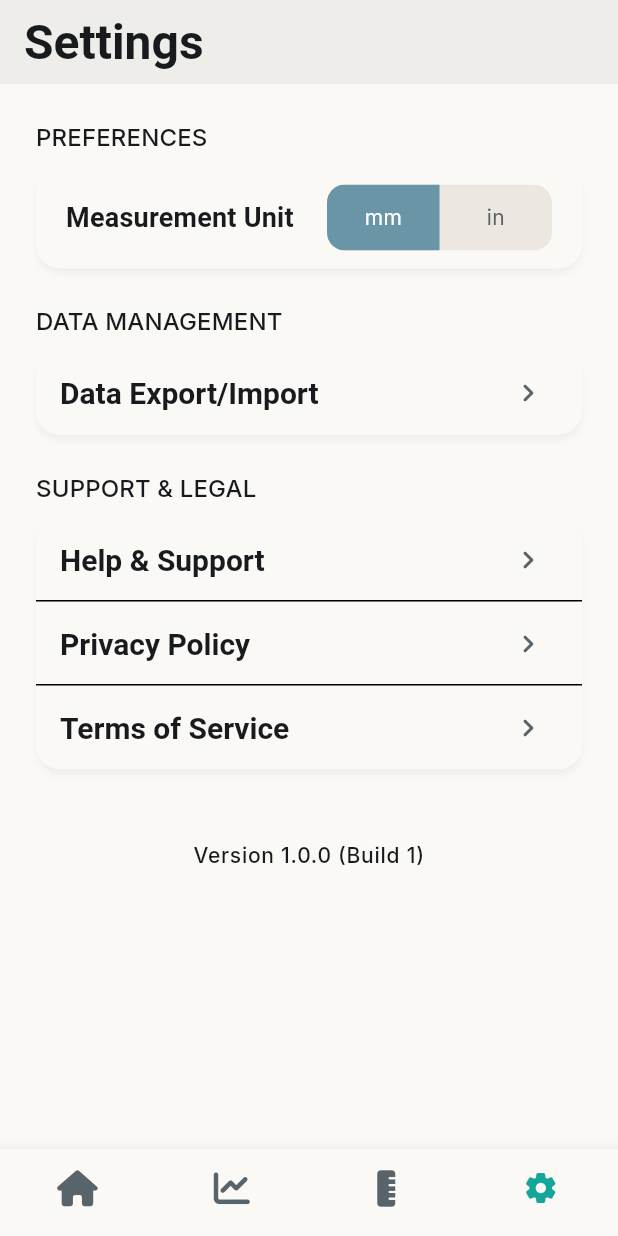
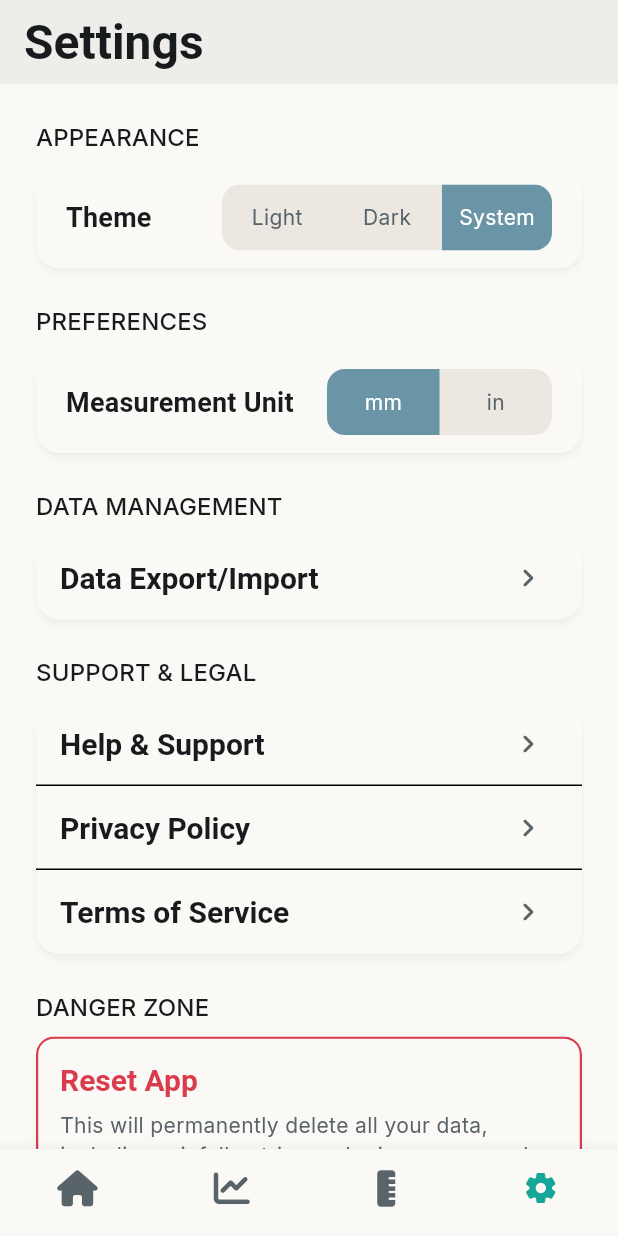
Before and after one commit to the-user-created/RainVu, a Flutter app: the screen it shows after launch, item 4 of the bottom bar chosen, on a phone screen of 412 x 824 dp. Run offline on Flutter 3.47's test engine with Material 3 defaults, Android fonts, the phone set to English and light mode, and no system bars; our stand-ins replace csv, dotted_border, drift, file_picker, firebase_core, firebase_crashlytics and 11 more; missing offline and left inert: sqlite3; accounts and stored records are empty; generated files the repository leaves out were written again; Roboto replaces fonts that are missing (Readex Pro); statements that could not run were skipped; project files that could hold a hidden picture were left out.

Commit message:
feat: add app reset functionality and theme mode settings to preferences

```diff
--- a/lib/core/data/local/app_database.dart
+++ b/lib/core/data/local/app_database.dart
@@ -18,6 +18,12 @@ class AppDatabase extends _$AppDatabase {
 
   @override
   int get schemaVersion => 1;
+
+  Future<void> deleteAllData() => transaction(() async {
+    for (final TableInfo<Table, Object?> table in allTables) {
+      await delete(table).go();
+    }
+  });
 }
 
 @Riverpod(keepAlive: true)
--- a/lib/core/ui/theme_provider.dart
+++ b/lib/core/ui/theme_provider.dart
@@ -1,37 +1,32 @@
 import "package:flutter/material.dart";
-import "package:rain_wise/core/data/local/shared_prefs.dart";
+import "package:rain_wise/features/settings/application/preferences_provider.dart";
+import "package:rain_wise/features/settings/domain/user_preferences.dart";
 import "package:riverpod_annotation/riverpod_annotation.dart";
-import "package:shared_preferences/shared_preferences.dart";
 
 part "theme_provider.g.dart";
 
-const _themeModeKey = "theme_mode";
+@riverpod
+ThemeMode themeMode(final Ref ref) {
+  final AsyncValue<UserPreferences> userPreferences = ref.watch(
+    userPreferencesProvider,
+  );
 
-/// Notifier for managing and persisting the app's theme mode.
-@riverpod
-class ThemeModeNotifier extends _$ThemeModeNotifier {
-  late SharedPreferences _prefs;
-
-  @override
-  ThemeMode build() => ref.watch(sharedPreferencesProvider).when(
-        data: (final prefs) {
-          _prefs = prefs;
-          final String? themeModeString = _prefs.getString(_themeModeKey);
-          return ThemeMode.values.firstWhere(
-            (final e) => e.toString() == themeModeString,
-            orElse: () => ThemeMode.system,
-          );
-        },
-        loading: () => ThemeMode.system,
-        error: (final error, final stack) {
-          debugPrint("Error loading theme mode: $error");
+  return userPreferences.when(
+    data: (final prefs) {
+      switch (prefs.themeMode) {
+        case AppThemeMode.light:
+          return ThemeMode.light;
+        case AppThemeMode.dark:
+          return ThemeMode.dark;
+        case AppThemeMode.system:
           return ThemeMode.system;
-        },
-      );
-
-  /// Sets the theme mode and persists it to SharedPreferences.
-  Future<void> setThemeMode(final ThemeMode mode) async {
-    await _prefs.setString(_themeModeKey, mode.toString());
-    state = mode;
-  }
+      }
+    },
+    // Provide a default theme mode during loading or on error
+    loading: () => ThemeMode.system,
+    error: (final err, final stack) {
+      debugPrint("Error loading theme preference: $err");
+      return ThemeMode.system;
+    },
+  );
 }
--- a/lib/features/settings/application/preferences_provider.dart
+++ b/lib/features/settings/application/preferences_provider.dart
@@ -26,4 +26,9 @@ class UserPreferencesNotifier extends _$UserPreferencesNotifier {
     final UserPreferences currentState = await future;
     await _updatePreferences(currentState.copyWith(measurementUnit: unit));
   }
+
+  Future<void> setThemeMode(final AppThemeMode mode) async {
+    final UserPreferences currentState = await future;
+    await _updatePreferences(currentState.copyWith(themeMode: mode));
+  }
 }
--- a/lib/features/settings/domain/user_preferences.dart
+++ b/lib/features/settings/domain/user_preferences.dart
@@ -4,10 +4,9 @@ part "user_preferences.freezed.dart";
 
 part "user_preferences.g.dart";
 
-enum MeasurementUnit {
-  mm,
-  inch,
-}
+enum MeasurementUnit { mm, inch }
+
+enum AppThemeMode { light, dark, system }
 
 extension MeasurementUnitExtension on MeasurementUnit {
   String get name {
@@ -24,6 +23,7 @@ extension MeasurementUnitExtension on MeasurementUnit {
 abstract class UserPreferences with _$UserPreferences {
   const factory UserPreferences({
     @Default(MeasurementUnit.mm) final MeasurementUnit measurementUnit,
+    @Default(AppThemeMode.system) final AppThemeMode themeMode,
   }) = _UserPreferences;
 
   factory UserPreferences.fromJson(final Map<String, dynamic> json) =>
--- a/lib/features/settings/presentation/screens/settings_screen.dart
+++ b/lib/features/settings/presentation/screens/settings_screen.dart
@@ -2,18 +2,77 @@ import "package:flutter/material.dart";
 import "package:flutter_riverpod/flutter_riverpod.dart";
 import "package:rain_wise/common/domain/coming_soon_args.dart";
 import "package:rain_wise/core/navigation/app_router.dart";
+import "package:rain_wise/features/settings/application/app_reset_provider.dart";
 import "package:rain_wise/features/settings/application/preferences_provider.dart";
 import "package:rain_wise/features/settings/domain/user_preferences.dart";
 import "package:rain_wise/features/settings/presentation/widgets/app_info_footer.dart";
+import "package:rain_wise/features/settings/presentation/widgets/danger_zone_card.dart";
 import "package:rain_wise/features/settings/presentation/widgets/settings_card.dart";
 import "package:rain_wise/features/settings/presentation/widgets/settings_list_tile.dart";
 import "package:rain_wise/features/settings/presentation/widgets/settings_section_header.dart";
 import "package:rain_wise/l10n/app_localizations.dart";
+import "package:rain_wise/shared/utils/ui_helpers.dart";
+import "package:rain_wise/shared/widgets/buttons/app_button.dart";
 import "package:rain_wise/shared/widgets/forms/app_segmented_control.dart";
 
 /// The main settings screen, composed of smaller, reusable widgets.
 class SettingsScreen extends ConsumerWidget {
   const SettingsScreen({super.key});
+
+  Widget _buildThemeSetting(
+    final BuildContext context,
+    final WidgetRef ref,
+    final AppLocalizations l10n,
+  ) {
+    final ThemeData theme = Theme.of(context);
+    final AsyncValue<UserPreferences> userPreferences = ref.watch(
+      userPreferencesProvider,
+    );
+
+    return userPreferences.when(
+      loading: () => const ListTile(title: Text("Loading...")),
+      error: (final err, final stack) => ListTile(title: Text("Error: $err")),
+      data: (final preferences) => Padding(
+        padding: const EdgeInsets.symmetric(horizontal: 20, vertical: 12),
+        child: Row(
+          mainAxisAlignment: MainAxisAlignment.spaceBetween,
+          children: [
+            Expanded(
+              child: Text(
+                l10n.settingsAppearanceTheme,
+                style: theme.textTheme.titleMedium,
+              ),
+            ),
+            SizedBox(
+              width: 220,
+              child: AppSegmentedControl<AppThemeMode>(
+                selectedValue: preferences.themeMode,
+                onSelectionChanged: (final value) {
+                  ref
+                      .read(userPreferencesProvider.notifier)
+                      .setThemeMode(value);
+                },
+                segments: [
+                  SegmentOption(
+                    value: AppThemeMode.light,
+                    label: Text(l10n.settingsThemeLight),
+                  ),
+                  SegmentOption(
+                    value: AppThemeMode.dark,
+                    label: Text(l10n.settingsThemeDark),
+                  ),
+                  SegmentOption(
+                    value: AppThemeMode.system,
+                    label: Text(l10n.settingsThemeSystem),
+                  ),
+                ],
+              ),
+            ),
+          ],
+        ),
+      ),
+    );
+  }
 
   Widget _buildMeasurementUnitSetting(
     final BuildContext context,
@@ -21,8 +80,9 @@ class SettingsScreen extends ConsumerWidget {
     final AppLocalizations l10n,
   ) {
     final ThemeData theme = Theme.of(context);
-    final AsyncValue<UserPreferences> userPreferences =
-        ref.watch(userPreferencesProvider);
+    final AsyncValue<UserPreferences> userPreferences = ref.watch(
+      userPreferencesProvider,
+    );
 
     return userPreferences.when(
       loading: () => const ListTile(title: Text("Loading...")),
@@ -65,6 +125,34 @@ class SettingsScreen extends ConsumerWidget {
     );
   }
 
+  Future<void> _showResetConfirmationDialog(
+    final BuildContext context,
+    final WidgetRef ref,
+  ) async {
+    final AppLocalizations l10n = AppLocalizations.of(context);
+
+    final bool? confirmed = await showDialog<bool>(
+      context: context,
+      builder: (final context) => const _ResetDialog(),
+    );
+
+    if (confirmed == true && context.mounted) {
+      try {
+        await ref.read(appResetServiceProvider.notifier).resetApp();
+
+        ref.invalidate(userPreferencesProvider);
+
+        if (context.mounted) {
+          showSnackbar(context, l10n.resetSuccessSnackbar);
+        }
+      } catch (e) {
+        if (context.mounted) {
+          showSnackbar(context, l10n.resetErrorSnackbar(e));
+        }
+      }
+    }
+  }
+
   @override
   Widget build(final BuildContext context, final WidgetRef ref) {
     final ThemeData theme = Theme.of(context);
@@ -79,12 +167,11 @@ class SettingsScreen extends ConsumerWidget {
       ),
       body: ListView(
         children: [
+          SettingsSectionHeader(title: l10n.settingsSectionAppearance),
+          SettingsCard(children: [_buildThemeSetting(context, ref, l10n)]),
           SettingsSectionHeader(title: l10n.settingsSectionPreferences),
-          // TODO: add theme mode (light/dark/system) setting
           SettingsCard(
-            children: [
-              _buildMeasurementUnitSetting(context, ref, l10n),
-            ],
+            children: [_buildMeasurementUnitSetting(context, ref, l10n)],
           ),
           SettingsSectionHeader(title: l10n.settingsSectionDataManagement),
           SettingsCard(
@@ -105,20 +192,20 @@ class SettingsScreen extends ConsumerWidget {
               SettingsListTile(
                 title: l10n.settingsSupportLegalPrivacyPolicy,
                 onTap: () => const ComingSoonRoute(
-                  $extra: ComingSoonScreenArgs(
-                    pageTitle: "Privacy Policy",
-                  ),
+                  $extra: ComingSoonScreenArgs(pageTitle: "Privacy Policy"),
                 ).push(context),
               ),
               SettingsListTile(
                 title: l10n.settingsSupportLegalTermsOfService,
                 onTap: () => const ComingSoonRoute(
-                  $extra: ComingSoonScreenArgs(
-                    pageTitle: "Terms of Service",
-                  ),
+                  $extra: ComingSoonScreenArgs(pageTitle: "Terms of Service"),
                 ).push(context),
               ),
             ],
+          ),
+          SettingsSectionHeader(title: l10n.settingsSectionDangerZone),
+          DangerZoneCard(
+            onReset: () => _showResetConfirmationDialog(context, ref),
           ),
           const AppInfoFooter(),
         ],
@@ -126,3 +213,70 @@ class SettingsScreen extends ConsumerWidget {
     );
   }
 }
+
+class _ResetDialog extends StatefulWidget {
+  const _ResetDialog();
+
+  @override
+  State<_ResetDialog> createState() => _ResetDialogState();
+}
+
+class _ResetDialogState extends State<_ResetDialog> {
+  final _confirmationController = TextEditingController();
+  bool _isButtonEnabled = false;
+
+  @override
+  void initState() {
+    super.initState();
+    _confirmationController.addListener(() {
+      final bool isEnabled = _confirmationController.text == "RESET";
+      if (isEnabled != _isButtonEnabled) {
+        setState(() => _isButtonEnabled = isEnabled);
+      }
+    });
+  }
+
+  @override
+  void dispose() {
+    _confirmationController.dispose();
+    super.dispose();
+  }
+
+  @override
+  Widget build(final BuildContext context) {
+    final AppLocalizations l10n = AppLocalizations.of(context);
+
+    return AlertDialog(
+      title: Text(l10n.resetDialogTitle),
+      content: SingleChildScrollView(
+        child: ListBody(
+          children: <Widget>[
+            Text(l10n.resetDialogContent),
+            const SizedBox(height: 16),
+            TextFormField(
+              controller: _confirmationController,
+              decoration: InputDecoration(
+                hintText: l10n.resetDialogTextFieldHint,
+              ),
+              autovalidateMode: AutovalidateMode.onUserInteraction,
+              validator: (final value) =>
+                  (value != null && value.isNotEmpty && value != "RESET")
+                  ? l10n.resetDialogValidationError
+                  : null,
+            ),
+          ],
+        ),
+      ),
+      actions: <Widget>[
+        AppButton(
+          style: AppButtonStyle.destructive,
+          onPressed: _isButtonEnabled
+              ? () => Navigator.of(context).pop(true)
+              : null,
+          label: l10n.resetDialogConfirmButton,
+          size: AppButtonSize.small,
+        ),
+      ],
+    );
+  }
+}
--- /dev/null
+++ b/lib/features/settings/presentation/widgets/danger_zone_card.dart
@@ -0,0 +1,62 @@
+import "package:flutter/material.dart";
+import "package:rain_wise/app_constants.dart";
+import "package:rain_wise/l10n/app_localizations.dart";
+import "package:rain_wise/shared/widgets/buttons/app_button.dart";
+
+class DangerZoneCard extends StatelessWidget {
+  const DangerZoneCard({required this.onReset, super.key});
+
+  final VoidCallback onReset;
+
+  @override
+  Widget build(final BuildContext context) {
+    final ThemeData theme = Theme.of(context);
+    final AppLocalizations l10n = AppLocalizations.of(context);
+
+    return Padding(
+      padding: const EdgeInsets.symmetric(
+        horizontal: AppConstants.horiEdgePadding,
+      ),
+      child: Card(
+        color: theme.colorScheme.surface,
+        shape: RoundedRectangleBorder(
+          borderRadius: BorderRadius.circular(12),
+          side: BorderSide(color: theme.colorScheme.error, width: 1.5),
+        ),
+        clipBehavior: Clip.antiAlias,
+        shadowColor: theme.cardTheme.shadowColor,
+        margin: EdgeInsets.zero,
+        child: Padding(
+          padding: const EdgeInsets.all(16),
+          child: Column(
+            crossAxisAlignment: CrossAxisAlignment.stretch,
+            children: [
+              Text(
+                l10n.settingsDangerZoneResetApp,
+                style: theme.textTheme.titleLarge?.copyWith(
+                  color: theme.colorScheme.error,
+                ),
+              ),
+              const SizedBox(height: 8),
+              Text(
+                l10n.settingsDangerZoneDescription,
+                style: theme.textTheme.bodyMedium?.copyWith(
+                  color: theme.colorScheme.onSurfaceVariant,
+                ),
+              ),
+              const SizedBox(height: 16),
+              Align(
+                alignment: Alignment.centerRight,
+                child: AppButton(
+                  onPressed: onReset,
+                  label: l10n.settingsResetButton,
+                  style: AppButtonStyle.destructive,
+                ),
+              ),
+            ],
+          ),
+        ),
+      ),
+    );
+  }
+}
--- a/lib/l10n/app_en.arb
+++ b/lib/l10n/app_en.arb
@@ -219,6 +219,29 @@
   "settingsSupportLegalHelp": "Help & Support",
   "settingsSupportLegalPrivacyPolicy": "Privacy Policy",
   "settingsSupportLegalTermsOfService": "Terms of Service",
+  "settingsSectionAppearance": "APPEARANCE",
+  "settingsAppearanceTheme": "Theme",
+  "settingsThemeLight": "Light",
+  "settingsThemeDark": "Dark",
+  "settingsThemeSystem": "System",
+  "settingsSectionDangerZone": "DANGER ZONE",
+  "settingsDangerZoneResetApp": "Reset App",
+  "settingsDangerZoneDescription": "This will permanently delete all your data, including rainfall entries and rain gauges, and reset all settings to their defaults. This action cannot be undone.",
+  "settingsResetButton": "Reset App Data",
+  "resetDialogTitle": "Are you absolutely sure?",
+  "resetDialogContent": "This action is irreversible. You will lose all your rainfall data and custom settings. To proceed, please type \"RESET\" in the box below.",
+  "resetDialogTextFieldHint": "Type RESET to confirm",
+  "resetDialogConfirmButton": "I understand, reset my data",
+  "resetDialogValidationError": "Please type RESET to confirm.",
+  "resetSuccessSnackbar": "App has been reset.",
+  "resetErrorSnackbar": "An error occurred while resetting the app: {error}",
+  "@resetErrorSnackbar": {
+    "placeholders": {
+      "error": {
+        "type": "Object"
+      }
+    }
+  },
   "helpTitle": "Help & Support",
   "helpSectionFaqs": "FREQUENTLY ASKED QUESTIONS",
   "helpFaqsError": "Failed to load FAQs: {error}",
```
Also changed, not shown: lib/features/settings/application/app_reset_provider.dart (added, +24 -0 lines).
